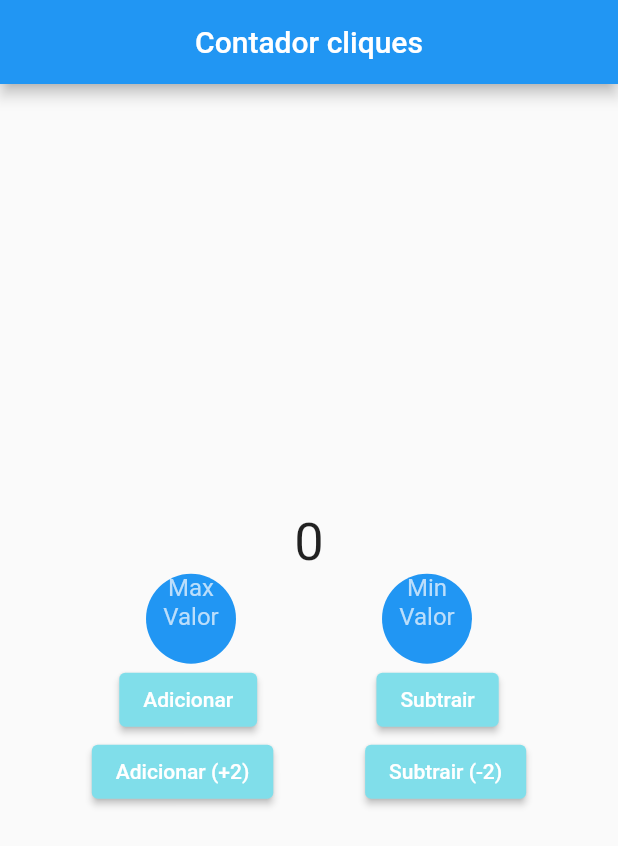
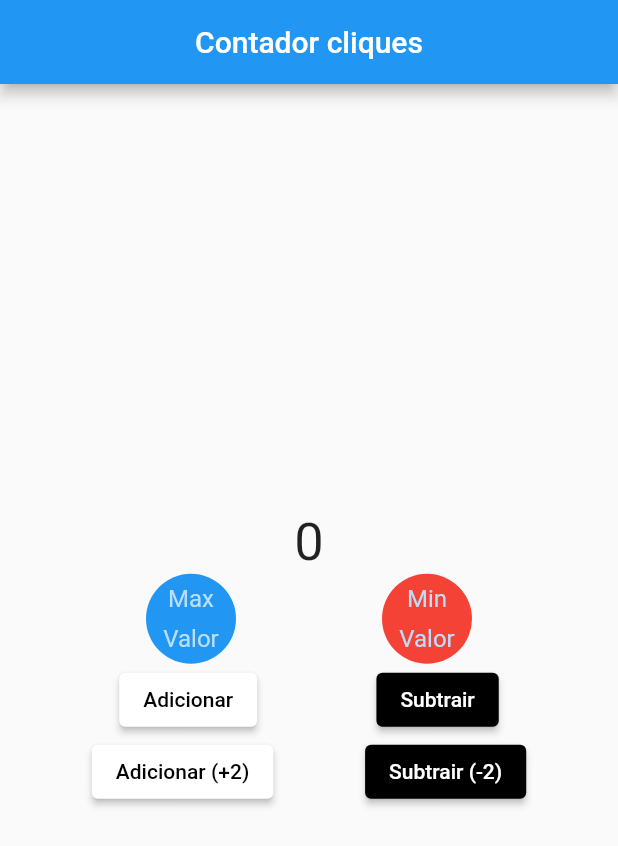
Before and after one commit to SilvaGabrielMartins/navegacao_gabriel, a Flutter app: the screen it shows after launch, on a phone screen of 412 x 824 dp. Shown: the top 846 px of the screen. Run offline on Flutter 3.47's test engine with Material 2 defaults, Android fonts, the phone set to English and light mode, and no system bars.

Commit message:
Estilo do placar criado

```diff
--- a/lib/main.dart
+++ b/lib/main.dart
@@ -57,15 +57,17 @@ class _MyPageState extends State<MyPage> {
                     backgroundColor: Colors.blue,
                     maxRadius: 30.0,
                     child: Column(
+                      mainAxisAlignment: MainAxisAlignment.spaceEvenly,
                       children: [
                         Text('Max'),
                         Text('Valor'),
                       ],
                     )),
                 CircleAvatar(
-                    backgroundColor: Colors.blue,
+                    backgroundColor: Colors.red,
                     maxRadius: 30.0,
                     child: Column(
+                      mainAxisAlignment: MainAxisAlignment.spaceEvenly,
                       children: [
                         Text('Min'),
                         Text('Valor'),
@@ -77,14 +79,16 @@ class _MyPageState extends State<MyPage> {
               mainAxisAlignment: MainAxisAlignment.spaceEvenly,
               children: [
                 ElevatedButton(
-                  child: Text('Adicionar'),
+                  child:
+                      Text('Adicionar', style: TextStyle(color: Colors.black)),
                   onPressed: _contar,
                   style: ButtonStyle(
                       backgroundColor:
-                          MaterialStateProperty.all<Color>(Colors.cyan[200])),
+                          MaterialStateProperty.all<Color>(Colors.white)),
                 ),
                 ElevatedButton(
-                  child: Text('Subtrair'),
+                  child:
+                      Text('Subtrair', style: TextStyle(color: Colors.white)),
                   onPressed: () {
                     setState(() {
                       if (contadorButao == 0) {
@@ -99,7 +103,7 @@ class _MyPageState extends State<MyPage> {
                   },
                   style: ButtonStyle(
                       backgroundColor:
-                          MaterialStateProperty.all<Color>(Colors.cyan[200])),
+                          MaterialStateProperty.all<Color>(Colors.black)),
                 ),
               ],
             ),
@@ -107,16 +111,18 @@ class _MyPageState extends State<MyPage> {
               mainAxisAlignment: MainAxisAlignment.spaceEvenly,
               children: [
                 ElevatedButton(
-                  child: Text('Adicionar (+2)'),
+                  child: Text('Adicionar (+2)',
+                      style: TextStyle(color: Colors.black)),
                   onPressed: () {
                     _contar(quantidade: 2);
                   },
                   style: ButtonStyle(
                       backgroundColor:
-                          MaterialStateProperty.all<Color>(Colors.cyan[200])),
+                          MaterialStateProperty.all<Color>(Colors.white)),
                 ),
                 ElevatedButton(
-                  child: Text('Subtrair (-2)'),
+                  child: Text('Subtrair (-2)',
+                      style: TextStyle(color: Colors.white)),
                   onPressed: () {
                     setState(() {
                       if (contadorButao == 0) {
@@ -131,7 +137,7 @@ class _MyPageState extends State<MyPage> {
                   },
                   style: ButtonStyle(
                       backgroundColor:
-                          MaterialStateProperty.all<Color>(Colors.cyan[200])),
+                          MaterialStateProperty.all<Color>(Colors.black)),
                 ),
               ],
             ),
```
